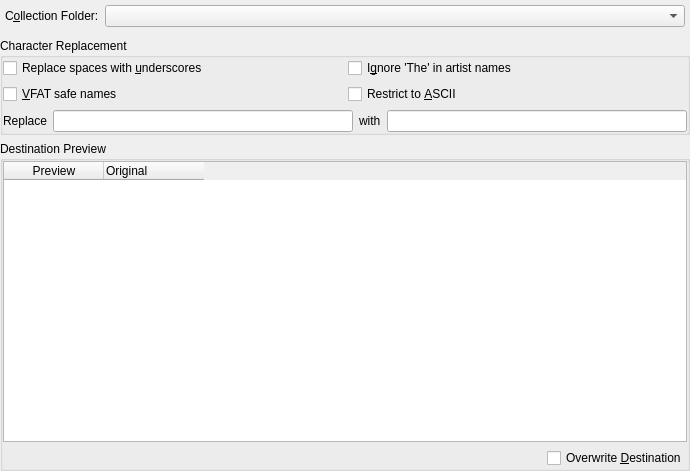
Above: src/dialogs/OrganizeCollectionDialogBase.ui from KDE/amarok before the change. Below: the same form after it.
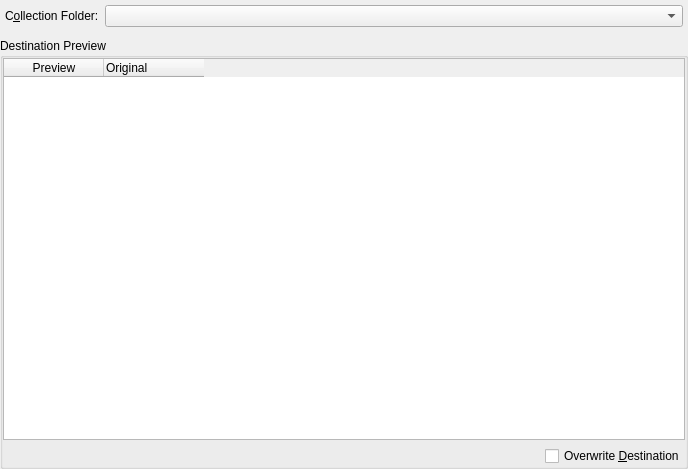
That is the form after the change. Custom widgets are drawn as their Qt base class.

Patch:
```diff
--- a/src/dialogs/OrganizeCollectionDialogBase.ui
+++ b/src/dialogs/OrganizeCollectionDialogBase.ui
@@ -7,8 +7,8 @@
    <rect>
     <x>0</x>
     <y>0</y>
-    <width>690</width>
-    <height>471</height>
+    <width>688</width>
+    <height>469</height>
    </rect>
   </property>
   <property name="sizePolicy">
@@ -66,156 +66,6 @@
      </item>
     </layout>
    </item>
-   <item>
-    <widget class="QGroupBox" name="groupBox_2">
-     <property name="sizePolicy">
-      <sizepolicy hsizetype="MinimumExpanding" vsizetype="Preferred">
-       <horstretch>0</horstretch>
-       <verstretch>0</verstretch>
-      </sizepolicy>
-     </property>
-     <property name="title">
-      <string>Character Replacement</string>
-     </property>
-     <layout class="QGridLayout" name="gridLayout">
-      <property name="sizeConstraint">
-       <enum>QLayout::SetDefaultConstraint</enum>
-      </property>
-      <item row="0" column="0">
-       <widget class="QCheckBox" name="spaceCheck">
-        <property name="sizePolicy">
-         <sizepolicy hsizetype="MinimumExpanding" vsizetype="Fixed">
-          <horstretch>0</horstretch>
-          <verstretch>0</verstretch>
-         </sizepolicy>
-        </property>
-        <property name="toolTip">
-         <string>If checked, convert spaces to underscores.</string>
-        </property>
-        <property name="whatsThis">
-         <string>If checked all spaces will be replaced with underscores in the file names. If not, spaces will be left as they are.</string>
-        </property>
-        <property name="text">
-         <string>Replace spaces with &amp;underscores</string>
-        </property>
-       </widget>
-      </item>
-      <item row="4" column="0" colspan="2">
-       <layout class="QHBoxLayout" name="_2">
-        <item>
-         <widget class="QLabel" name="textLabel1">
-          <property name="text">
-           <string>Replace</string>
-          </property>
-          <property name="wordWrap">
-           <bool>false</bool>
-          </property>
-         </widget>
-        </item>
-        <item>
-         <widget class="KLineEdit" name="regexpEdit">
-          <property name="toolTip">
-           <string>Regular expression</string>
-          </property>
-         </widget>
-        </item>
-        <item>
-         <widget class="QLabel" name="textLabel2">
-          <property name="text">
-           <string>with</string>
-          </property>
-          <property name="wordWrap">
-           <bool>false</bool>
-          </property>
-         </widget>
-        </item>
-        <item>
-         <widget class="KLineEdit" name="replaceEdit">
-          <property name="toolTip">
-           <string>Character string</string>
-          </property>
-         </widget>
-        </item>
-       </layout>
-      </item>
-      <item row="0" column="1">
-       <widget class="QCheckBox" name="ignoreTheCheck">
-        <property name="sizePolicy">
-         <sizepolicy hsizetype="MinimumExpanding" vsizetype="Fixed">
-          <horstretch>0</horstretch>
-          <verstretch>0</verstretch>
-         </sizepolicy>
-        </property>
-        <property name="toolTip">
-         <string>If checked, postfix artists' names starting with 'The' with ', The'.</string>
-        </property>
-        <property name="whatsThis">
-         <string>If checked all artists that have the word &quot;The&quot; at the beginning will be treated as if the &quot;The&quot; was not there. Example, &quot;The Beatles&quot; would become &quot;Beatles, The&quot;</string>
-        </property>
-        <property name="text">
-         <string>I&amp;gnore 'The' in artist names</string>
-        </property>
-       </widget>
-      </item>
-      <item row="1" column="1">
-       <widget class="QCheckBox" name="asciiCheck">
-        <property name="sizePolicy">
-         <sizepolicy hsizetype="MinimumExpanding" vsizetype="Fixed">
-          <horstretch>0</horstretch>
-          <verstretch>0</verstretch>
-         </sizepolicy>
-        </property>
-        <property name="toolTip">
-         <string>&lt;!DOCTYPE HTML PUBLIC &quot;-//W3C//DTD HTML 4.0//EN&quot; &quot;http://www.w3.org/TR/REC-html40/strict.dtd&quot;&gt;
-&lt;html&gt;&lt;head&gt;&lt;meta name=&quot;qrichtext&quot; content=&quot;1&quot; /&gt;&lt;style type=&quot;text/css&quot;&gt;
-p, li { white-space: pre-wrap; }
-&lt;/style&gt;&lt;/head&gt;&lt;body style=&quot; font-family:'Sans Serif'; font-size:9pt; font-weight:400; font-style:normal;&quot;&gt;
-&lt;p style=&quot; margin-top:0px; margin-bottom:0px; margin-left:0px; margin-right:0px; -qt-block-indent:0; text-indent:0px;&quot;&gt;If checked, all non-ASCII characters will be replaced with underscores.&lt;span style=&quot; font-weight:600;&quot;&gt; &lt;/span&gt;&lt;/p&gt;
-&lt;p style=&quot;-qt-paragraph-type:empty; margin-top:0px; margin-bottom:0px; margin-left:0px; margin-right:0px; -qt-block-indent:0; text-indent:0px; font-weight:600;&quot;&gt;&lt;/p&gt;
-&lt;p style=&quot; margin-top:0px; margin-bottom:0px; margin-left:0px; margin-right:0px; -qt-block-indent:0; text-indent:0px;&quot;&gt;&lt;span style=&quot; font-weight:600;&quot;&gt;Do not check this option if you have non-English characters in your tags. &lt;/span&gt;&lt;/p&gt;
-&lt;p style=&quot;-qt-paragraph-type:empty; margin-top:0px; margin-bottom:0px; margin-left:0px; margin-right:0px; -qt-block-indent:0; text-indent:0px;&quot;&gt;&lt;/p&gt;
-&lt;p style=&quot; margin-top:0px; margin-bottom:0px; margin-left:0px; margin-right:0px; -qt-block-indent:0; text-indent:0px;&quot;&gt;Most people can leave this option unchecked.&lt;/p&gt;&lt;/body&gt;&lt;/html&gt;</string>
-        </property>
-        <property name="whatsThis">
-         <string>&lt;!DOCTYPE HTML PUBLIC &quot;-//W3C//DTD HTML 4.0//EN&quot; &quot;http://www.w3.org/TR/REC-html40/strict.dtd&quot;&gt;
-&lt;html&gt;&lt;head&gt;&lt;meta name=&quot;qrichtext&quot; content=&quot;1&quot; /&gt;&lt;style type=&quot;text/css&quot;&gt;
-p, li { white-space: pre-wrap; }
-&lt;/style&gt;&lt;/head&gt;&lt;body style=&quot; font-family:'Sans Serif'; font-size:9pt; font-weight:400; font-style:normal;&quot;&gt;
-&lt;p style=&quot; margin-top:0px; margin-bottom:0px; margin-left:0px; margin-right:0px; -qt-block-indent:0; text-indent:0px;&quot;&gt;If checked, all non-ASCII characters will be replaced with underscores.&lt;span style=&quot; font-weight:600;&quot;&gt; Do not check this option if you have non-English characters in your tags. &lt;/span&gt;&lt;/p&gt;
-&lt;p style=&quot;-qt-paragraph-type:empty; margin-top:0px; margin-bottom:0px; margin-left:0px; margin-right:0px; -qt-block-indent:0; text-indent:0px;&quot;&gt;&lt;/p&gt;
-&lt;p style=&quot; margin-top:0px; margin-bottom:0px; margin-left:0px; margin-right:0px; -qt-block-indent:0; text-indent:0px;&quot;&gt;Most people can leave this option &lt;span style=&quot; font-style:italic;&quot;&gt;unchecked.&lt;/span&gt;&lt;/p&gt;&lt;/body&gt;&lt;/html&gt;</string>
-        </property>
-        <property name="text">
-         <string>Restrict to &amp;ASCII</string>
-        </property>
-       </widget>
-      </item>
-      <item row="1" column="0">
-       <widget class="QCheckBox" name="vfatCheck">
-        <property name="sizePolicy">
-         <sizepolicy hsizetype="MinimumExpanding" vsizetype="Fixed">
-          <horstretch>0</horstretch>
-          <verstretch>0</verstretch>
-         </sizepolicy>
-        </property>
-        <property name="toolTip">
-         <string>Replace characters that are incompatible with MS-DOS/VFAT file systems with underscores. 
-
-Most people can leave this option enabled.</string>
-        </property>
-        <property name="whatsThis">
-         <string>If checked, replace characters that are incompatible with MS-DOS/VFAT file systems with underscores. Incompatible characters include |?*&lt;&quot;:&gt;+[] and unicode control characters. 
-
-Most people can leave this option enabled as it ensures copying to media devices will function correctly.</string>
-        </property>
-        <property name="text">
-         <string>&amp;VFAT safe names</string>
-        </property>
-       </widget>
-      </item>
-     </layout>
-    </widget>
-   </item>
    <item>
     <widget class="QGroupBox" name="previewBox">
      <property name="sizePolicy">
@@ -334,11 +184,6 @@
    <extends>QComboBox</extends>
    <header>kcombobox.h</header>
   </customwidget>
-  <customwidget>
-   <class>KLineEdit</class>
-   <extends>QLineEdit</extends>
-   <header>klineedit.h</header>
-  </customwidget>
  </customwidgets>
  <includes>
   <include location="local">kcombobox.h</include>
```
